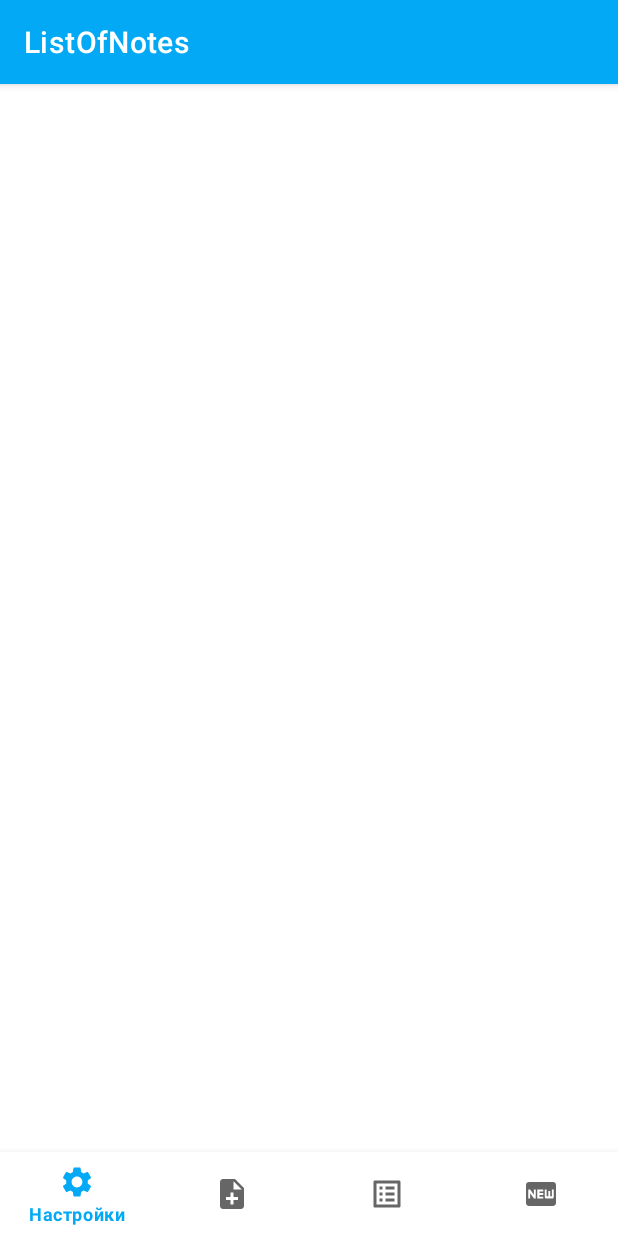
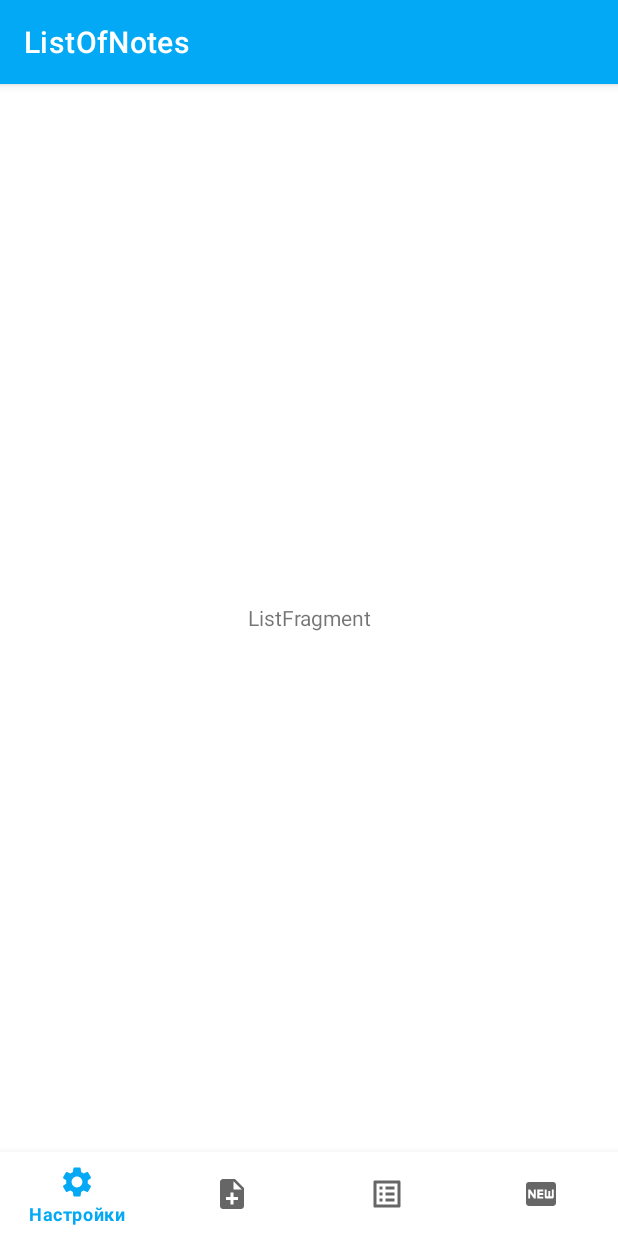
Before and after one commit to DmitrySlv/ListOfNotes, an Android app: the screen it shows after launch (MainActivity), on a phone screen of 412 x 824 dp. Run offline under Robolectric (Android 15) with nearby library versions, the phone set to English and light mode, and no system bars; our stand-ins replace Room's generated code.

Commit message:
Создание ShopListNamesFragment. Создание ListNamesFragment и установка его в качестве первого фрагмента после запуска приложения в MainActivity.kt в fun onCreate().

```diff
--- a/app/src/main/java/com/ds_create/listofnotes/activities/MainActivity.kt
+++ b/app/src/main/java/com/ds_create/listofnotes/activities/MainActivity.kt
@@ -7,6 +7,7 @@ import com.ds_create.listofnotes.R
 import com.ds_create.listofnotes.databinding.ActivityMainBinding
 import com.ds_create.listofnotes.fragments.FragmentManager
 import com.ds_create.listofnotes.fragments.NoteFragment
+import com.ds_create.listofnotes.fragments.ListNamesFragment
 import com.ds_create.listofnotes.utils.dialogs.NewListDialog
 
 class MainActivity : AppCompatActivity(), NewListDialog.Listener {
@@ -16,6 +17,7 @@ class MainActivity : AppCompatActivity(), NewListDialog.Listener {
     override fun onCreate(savedInstanceState: Bundle?) {
         super.onCreate(savedInstanceState)
         setContentView(binding.root)
+        FragmentManager.setFragment(ListNamesFragment.newInstance(), this)
         setBottomNavListener()
     }
 
@@ -29,11 +31,10 @@ class MainActivity : AppCompatActivity(), NewListDialog.Listener {
                     FragmentManager.setFragment(NoteFragment.newInstance(), this)
                 }
                 R.id.list_of_notes -> {
-                    Log.d("MyLog", "List of notes")
+                    FragmentManager.setFragment(ListNamesFragment.newInstance(), this)
                 }
                 R.id.new_item -> {
-                    //FragmentManager.currentFrag?.onClickNew()
-                    NewListDialog.showDialog(this, this)
+                    FragmentManager.currentFrag?.onClickNew()
                 }
             }
             true
--- /dev/null
+++ b/app/src/main/java/com/ds_create/listofnotes/fragments/ListNamesFragment.kt
@@ -0,0 +1,70 @@
+package com.ds_create.listofnotes.fragments
+
+import android.os.Bundle
+import android.util.Log
+import android.view.LayoutInflater
+import android.view.View
+import android.view.ViewGroup
+import androidx.fragment.app.activityViewModels
+import com.ds_create.listofnotes.activities.MainApp
+import com.ds_create.listofnotes.databinding.FragmentShopListNamesBinding
+import com.ds_create.listofnotes.utils.dialogs.NewListDialog
+import com.ds_create.listofnotes.viewModels.MainViewModel
+import com.ds_create.listofnotes.viewModels.MainViewModelFactory
+
+class ListNamesFragment : BaseFragment() {
+
+    private var _binding: FragmentShopListNamesBinding? = null
+    private val binding: FragmentShopListNamesBinding
+        get() = _binding ?: throw RuntimeException("FragmentShopListNamesBinding is null")
+
+    private val mainViewModel: MainViewModel by activityViewModels {
+        MainViewModelFactory((context?.applicationContext as MainApp).database)
+    }
+
+    override fun onCreate(savedInstanceState: Bundle?) {
+        super.onCreate(savedInstanceState)
+    }
+
+    override fun onCreateView(
+        inflater: LayoutInflater, container: ViewGroup?,
+        savedInstanceState: Bundle?
+    ): View {
+        _binding = FragmentShopListNamesBinding.inflate(layoutInflater, container, false)
+        return binding.root
+    }
+
+    override fun onDestroy() {
+        super.onDestroy()
+        _binding = null
+    }
+
+    override fun onViewCreated(view: View, savedInstanceState: Bundle?) {
+        super.onViewCreated(view, savedInstanceState)
+        initRcView()
+        observer()
+    }
+
+    private fun initRcView() = with(binding) {
+    }
+
+    private fun observer() {
+        mainViewModel.allNotes.observe(viewLifecycleOwner) {
+        }
+    }
+
+    override fun onClickNew() {
+        NewListDialog.showDialog(requireActivity(), object: NewListDialog.Listener {
+
+            override fun onClick(name: String) {
+               Log.d("MyLog", "Name: $name")
+            }
+        })
+    }
+
+    companion object {
+
+        @JvmStatic
+        fun newInstance() = ListNamesFragment()
+    }
+}
--- /dev/null
+++ b/app/src/main/res/layout/fragment_shop_list_names.xml
@@ -0,0 +1,15 @@
+<?xml version="1.0" encoding="utf-8"?>
+<FrameLayout xmlns:android="http://schemas.android.com/apk/res/android"
+    xmlns:tools="http://schemas.android.com/tools"
+    android:layout_width="match_parent"
+    android:layout_height="match_parent"
+    tools:context=".fragments.ListNamesFragment">
+
+    <!-- TODO: Update blank fragment layout -->
+    <TextView
+        android:layout_width="match_parent"
+        android:layout_height="match_parent"
+        android:gravity="center"
+        android:text="ListFragment" />
+
+</FrameLayout>
```
